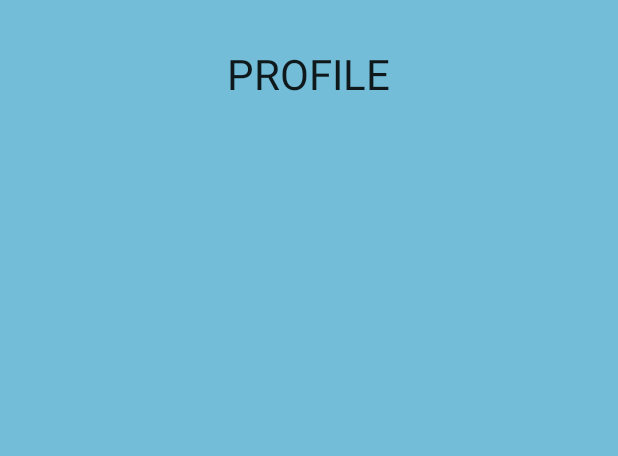
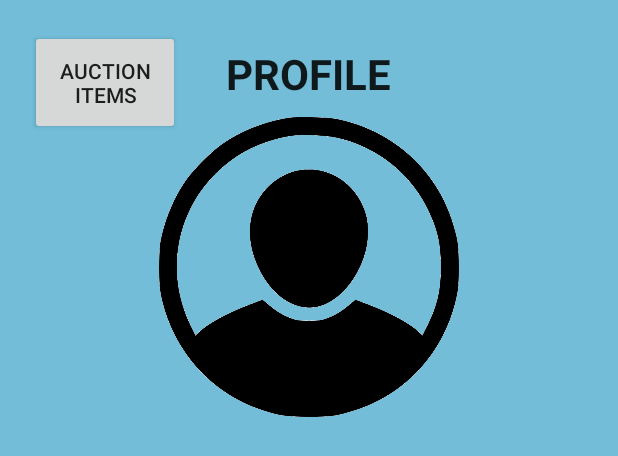
Before and after one commit to rmmartino/482f19-sarepach, an Android app: the layout activity_profile.xml on its own in the app's theme, with its tools: preview values and no code run, on a phone screen of 412 x 824 dp. Shown: the top 456 px of the screen. Run offline under Robolectric (Android 15) with nearby library versions, the phone set to English and light mode, and no system bars.

Commit message:
page or item and profile, buttons switch between them

```diff
--- a/app/src/main/AndroidManifest.xml
+++ b/app/src/main/AndroidManifest.xml
@@ -12,7 +12,6 @@
         <activity android:name=".MainActivity">
             <intent-filter>
                 <action android:name="android.intent.action.MAIN" />
-
                 <category android:name="android.intent.category.LAUNCHER" />
             </intent-filter>
         </activity>
--- a/app/src/main/res/layout/activity_profile.xml
+++ b/app/src/main/res/layout/activity_profile.xml
@@ -6,14 +6,33 @@
     android:layout_height="match_parent"
     tools:context=".ProfileActivity">
 
+    <Button
+        android:id="@+id/returnToItems"
+        android:layout_height="70dp"
+        android:layout_width="100dp"
+        android:text="@string/items_label"
+        android:layout_marginTop="20dp"
+        android:layout_marginLeft="20dp"
+        android:onClick="returnToItems"
+        />
+
     <TextView
-        android:id="@+id/profile"
+        android:id="@+id/profileLabel"
         style="@style/TextStyle"
         android:layout_centerHorizontal="true"
         android:layout_marginTop="20dp"
         android:textSize="28sp"
         android:text="@string/profile_label"
+        android:textStyle="bold"
         />
 
+    <ImageView
+        android:id="@+id/profilePic"
+        android:layout_centerHorizontal="true"
+        android:layout_below="@+id/profileLabel"
+        android:layout_width="200dp"
+        android:layout_height="200dp"
+        android:src= "@drawable/profileimage"
+        />
 
 </RelativeLayout>
```
Also changed, not shown: app/src/main/java/com/example/sarepach/ItemsActivity.java (+24 -1 lines), app/src/main/java/com/example/sarepach/MainActivity.java (+11 -0 lines), app/src/main/java/com/example/sarepach/ProfileActivity.java (+23 -1 lines), app/src/main/res/layout/activity_items.xml (+12 -0 lines), app/src/main/res/layout/activity_main.xml (+9 -8 lines), app/src/main/res/drawable/artlogo.png (added), app/src/main/res/drawable/furnlogo.png (added), app/src/main/res/drawable/profileimage.png (added), 1 other file.
